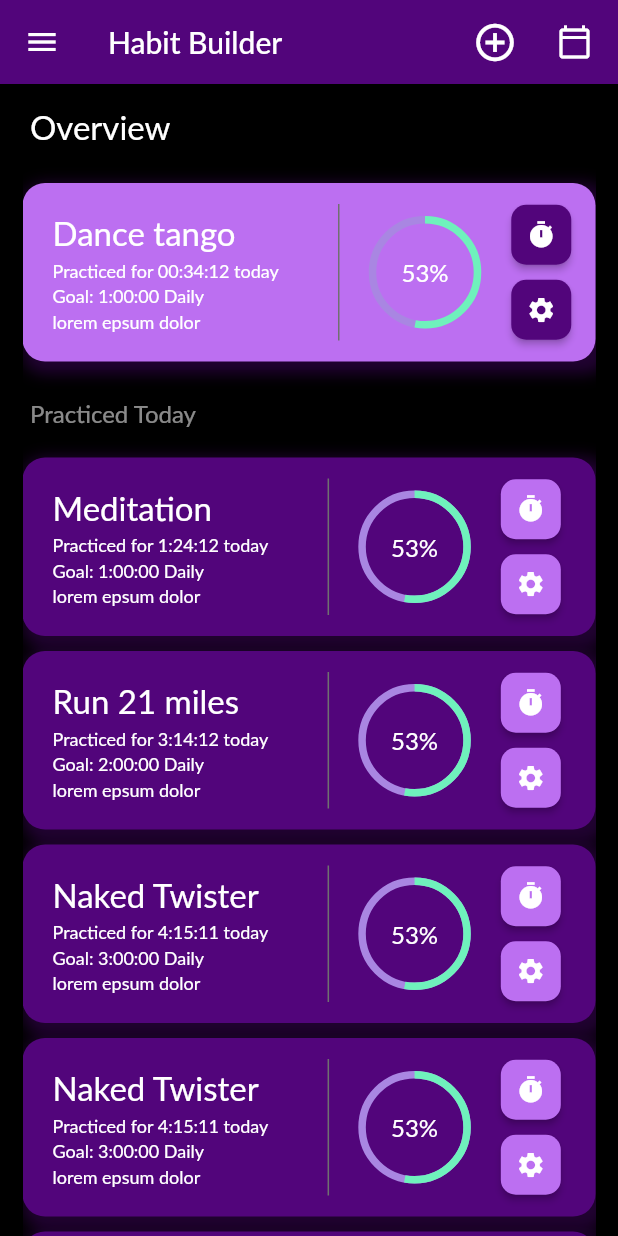
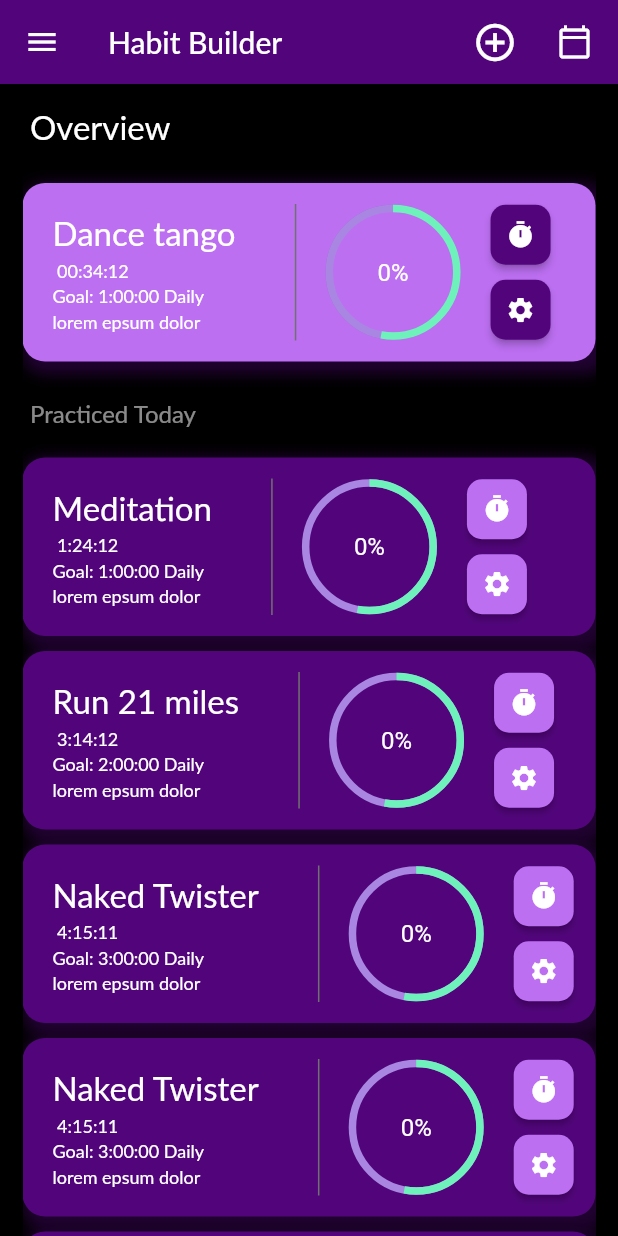
Before and after one commit to Mastagoon/habit-make, a Flutter app: the screen it shows after launch, on a phone screen of 412 x 824 dp. Run offline on Flutter 3.47's test engine with Material 2 defaults, Android fonts, the phone set to English and light mode, and no system bars; drawn by our look-alikes of percent_indicator; our stand-ins replace dotted_border, numberpicker, shared_preferences; missing offline and left inert: isoweek; Roboto replaces fonts that are missing (Lato).

Commit message:
added timer functioanlity and animation for text

```diff
--- a/lib/constants/styles.dart
+++ b/lib/constants/styles.dart
@@ -53,3 +53,23 @@ ButtonStyle generalButtonStyle(
     ),
   );
 }
+
+ButtonStyle timerPercentageButtonStyle() {
+  return ButtonStyle(
+      // shape: MaterialStateProperty.all(Shape.)
+      );
+}
+
+TextStyle percentageCenterStartStyle(double size) {
+  return TextStyle(
+    color: Colors.white.withOpacity(1),
+    fontSize: size,
+  );
+}
+
+TextStyle percentageCenterEndStyle(double size) {
+  return TextStyle(
+    color: Colors.white.withOpacity(0),
+    fontSize: size,
+  );
+}
--- a/lib/data/habits.dart
+++ b/lib/data/habits.dart
@@ -4,7 +4,7 @@ List<HabitCard> unfinishedCards = [
   HabitCard(
     completed: false,
     name: "Dance tango",
-    practicedTime: "Practiced for 00:34:12 today",
+    practicedTime: "00:34:12",
     goal: "1:00:00 Daily",
     lorem: "lorem epsum dolor",
   ),
@@ -14,31 +14,31 @@ List<HabitCard> finishedCards = [
   HabitCard(
       completed: true,
       name: "Meditation",
-      practicedTime: "Practiced for 1:24:12 today",
+      practicedTime: "1:24:12",
       goal: "1:00:00 Daily",
       lorem: "lorem epsum dolor"),
   HabitCard(
       completed: true,
       name: "Run 21 miles",
-      practicedTime: "Practiced for 3:14:12 today",
+      practicedTime: "3:14:12",
       goal: "2:00:00 Daily",
       lorem: "lorem epsum dolor"),
   HabitCard(
       completed: true,
       name: "Naked Twister",
-      practicedTime: "Practiced for 4:15:11 today",
+      practicedTime: "4:15:11",
       goal: "3:00:00 Daily",
       lorem: "lorem epsum dolor"),
   HabitCard(
       completed: true,
       name: "Naked Twister",
-      practicedTime: "Practiced for 4:15:11 today",
+      practicedTime: "4:15:11",
       goal: "3:00:00 Daily",
       lorem: "lorem epsum dolor"),
   HabitCard(
       completed: true,
       name: "Naked Twister",
-      practicedTime: "Practiced for 4:15:11 today",
+      practicedTime: "4:15:11",
       goal: "3:00:00 Daily",
       lorem: "lorem epsum dolor"),
 ];
--- a/lib/screens/components/habit_card.dart
+++ b/lib/screens/components/habit_card.dart
@@ -1,3 +1,5 @@
+import 'dart:async';
+
 import 'package:dotted_border/dotted_border.dart';
 import 'package:flutter/material.dart';
 import 'package:percent_indicator/percent_indicator.dart';
@@ -35,9 +37,67 @@ class HabitCard extends StatefulWidget {
 }
 
 class _HabitCardState extends State<HabitCard> {
-  String? _name, _practicedTime, _goal, _lorem;
+  String? _name, _practicedTimeString, _goal, _lorem;
+  String _percentageString = "0%",
+      _practiceString = "00:00:00",
+      _centerString = "0%";
+  Duration _practiceDuration = Duration(seconds: 0);
   bool? _completed;
   bool _newHabit = true;
+  TextStyle? _animationStyle;
+  Timer? _animationTimer, _clockTimer;
+  bool large = false;
+  bool _timerState = false;
+
+  // TODO end me
+  void animateText() {
+    if (large) {
+      print("Enlarging text...");
+      setState(() {
+        _animationStyle = percentageCenterStartStyle(16);
+        _centerString = _practiceString;
+      });
+    } else {
+      print("Enlargingn't text...");
+      setState(() {
+        _animationStyle = percentageCenterStartStyle(16);
+        _centerString = _percentageString;
+      });
+    }
+    large = !large;
+  }
+
+  void toggleTimer() {
+    if (!_timerState) {
+      // start timer
+      _timerState = true; // prevent spam
+      _animationTimer?.cancel();
+      _clockTimer = Timer.periodic(Duration(seconds: 1), (_) => updateTimer());
+      _centerString = _practiceString;
+    } else {
+      _timerState = false;
+      _clockTimer?.cancel();
+      _animationTimer =
+          Timer.periodic(Duration(seconds: 5), (_) => animateText());
+    }
+  }
+
+  void updateTimer() {
+    setState(() {
+      final secs = _practiceDuration.inSeconds + 1;
+      _practiceDuration = Duration(seconds: secs);
+      _practicedTimeString = formatTime();
+      _centerString = _practicedTimeString ?? "00:00:00";
+    });
+  }
+
+  String formatTime() {
+    String twoDigits(int n) => n.toString().padLeft(2, '0');
+    final minutes = twoDigits(_practiceDuration.inMinutes.remainder(60));
+    final seconds = twoDigits(_practiceDuration.inSeconds.remainder(60));
+    final hours = twoDigits(_practiceDuration.inHours);
+    return "$hours:$minutes:$seconds";
+  }
 
   @override
   void initState() {
@@ -46,11 +106,14 @@ class _HabitCardState extends State<HabitCard> {
     if (this.mounted)
       setState(() {
         _name = widget.name ?? null;
-        _practicedTime = widget.practicedTime ?? null;
+        _practicedTimeString = widget.practicedTime ?? null;
         _goal = widget.goal ?? null;
         _lorem = widget.lorem ?? null;
         _completed = widget.completed ?? null;
         _newHabit = widget.newHabit;
+        _animationStyle = lightText(16);
+        _animationTimer =
+            Timer.periodic(Duration(seconds: 5), (_) => animateText());
       });
   }
 
@@ -148,7 +211,7 @@ class _HabitCardState extends State<HabitCard> {
                       const SizedBox(height: 5),
                       Container(
                         child: Text(
-                          _practicedTime ?? "00:00:00",
+                          " $_practicedTimeString",
                           style: lightText(12),
                         ),
                       ),
@@ -182,17 +245,30 @@ class _HabitCardState extends State<HabitCard> {
               // right side
               // progress bar
               // #TODO logic to change its appearnce when active
-              // #TODO add text inside
-              CircularPercentIndicator(
-                radius: 75,
-                lineWidth: 5,
-                percent: 0.53,
-                center: Text(
-                  "53%",
-                  style: lightText(16),
+              OutlinedButton(
+                style: OutlinedButton.styleFrom(
+                  shape: CircleBorder(),
+                  padding: EdgeInsets.zero,
                 ),
-                progressColor: Color(progressBarLight),
-                backgroundColor: Color(progressBarBg),
+                onPressed: toggleTimer,
+                child: CircularPercentIndicator(
+                  animation: true,
+                  animationDuration: 1000,
+                  radius: 90,
+                  lineWidth: 5,
+                  percent: 0.53,
+                  center: Container(
+                    child: AnimatedDefaultTextStyle(
+                      duration: Duration(seconds: 1),
+                      style: _animationStyle ?? lightText(16),
+                      child: Text(
+                        _centerString,
+                      ),
+                    ),
+                  ),
+                  progressColor: Color(progressBarLight),
+                  backgroundColor: Color(progressBarBg),
+                ),
               ),
               const SizedBox(
                 width: 20,
```
Also changed, not shown: 1 other file.
